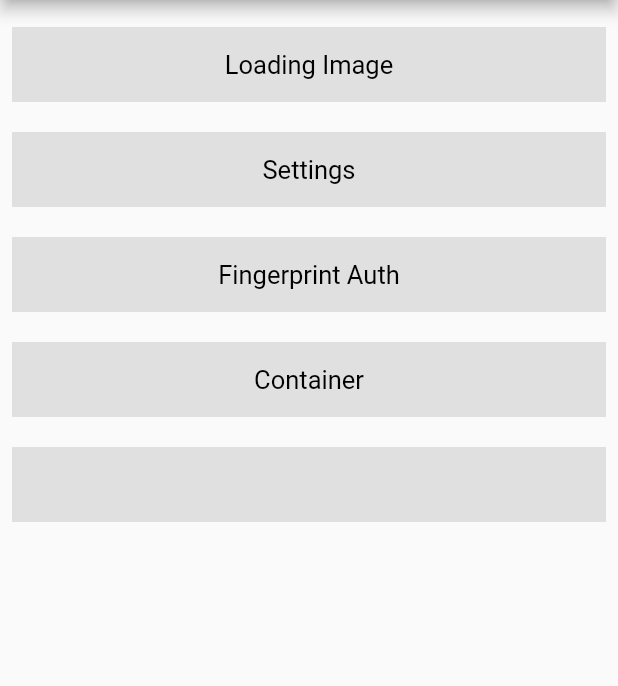
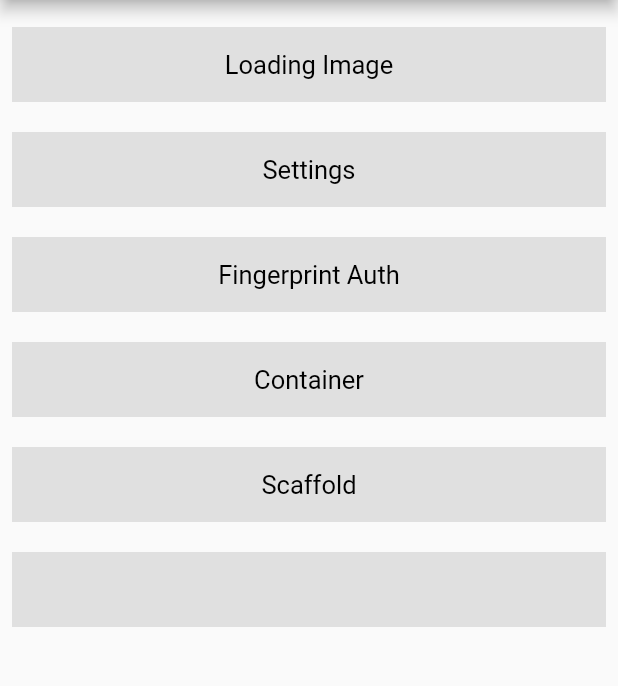
Before and after one commit to evansmwenda/flutterWidgets, a Flutter app: the screen it shows after launch, on a phone screen of 412 x 824 dp, the part 84-770 px from its top. Run offline on Flutter 3.47's test engine with Material 2 defaults, Android fonts, the phone set to English and light mode, and no system bars; our stand-ins replace local_auth; missing offline and left inert: dart:ffi.

Commit message:
added scaffold screen

```diff
--- a/lib/main.dart
+++ b/lib/main.dart
@@ -2,6 +2,7 @@ import 'package:flutter/material.dart';
 import 'package:flutter_demo/screens/container.dart';
 import 'package:flutter_demo/screens/fingerprint_auth.dart';
 import 'package:flutter_demo/screens/homepage.dart';
+import 'package:flutter_demo/screens/scaffold.dart';
 import 'package:flutter_demo/screens/settings.dart';
 import 'package:flutter_demo/widgets/loadingimage.dart';
 
@@ -23,6 +24,7 @@ void main() {
         Settings.routeName: (context) => Settings(),//Settings page
         FingerPrintAuth.routeName: (context) => FingerPrintAuth(),//FingerPrintAuth
         ContainerWidget.routeName: (context) => ContainerWidget(),//ContainerWidget
+        ScaffoldWidget.routeName: (context) => ScaffoldWidget(),//ScaffoldWidget
 
 
       },
--- a/lib/screens/homepage.dart
+++ b/lib/screens/homepage.dart
@@ -1,6 +1,7 @@
 import 'package:flutter/material.dart';
 import 'package:flutter_demo/screens/container.dart';
 import 'package:flutter_demo/screens/fingerprint_auth.dart';
+import 'package:flutter_demo/screens/scaffold.dart';
 import 'package:flutter_demo/screens/settings.dart';
 import 'package:flutter_demo/widgets/loadingimage.dart';
 
@@ -22,6 +23,9 @@ class Homepage extends StatelessWidget {
     }
     void _gotoContainerWidget() {
       Navigator.pushNamed(context, ContainerWidget.routeName);
+    }
+    void _gotoScaffoldWidget() {
+      Navigator.pushNamed(context, ScaffoldWidget.routeName);
     }
 
     return Scaffold(
@@ -102,6 +106,23 @@ class Homepage extends StatelessWidget {
             GestureDetector(
               onTap: () {
                 // handlers[index];
+                _gotoScaffoldWidget();
+              },
+              child: Container(
+                height: 50,
+                margin: EdgeInsets.symmetric(vertical: 10),
+                color: Colors.grey[300],
+                child: Center(
+                  child: Text(
+                    'Scaffold',
+                    style: TextStyle(color: Colors.black, fontSize: 17),
+                  ),
+                ),
+              ),
+            ),
+            GestureDetector(
+              onTap: () {
+                // handlers[index];
               },
               child: Container(
                 height: 50,
```
Also changed, not shown: lib/screens/scaffold.dart (added, +84 -0 lines).
